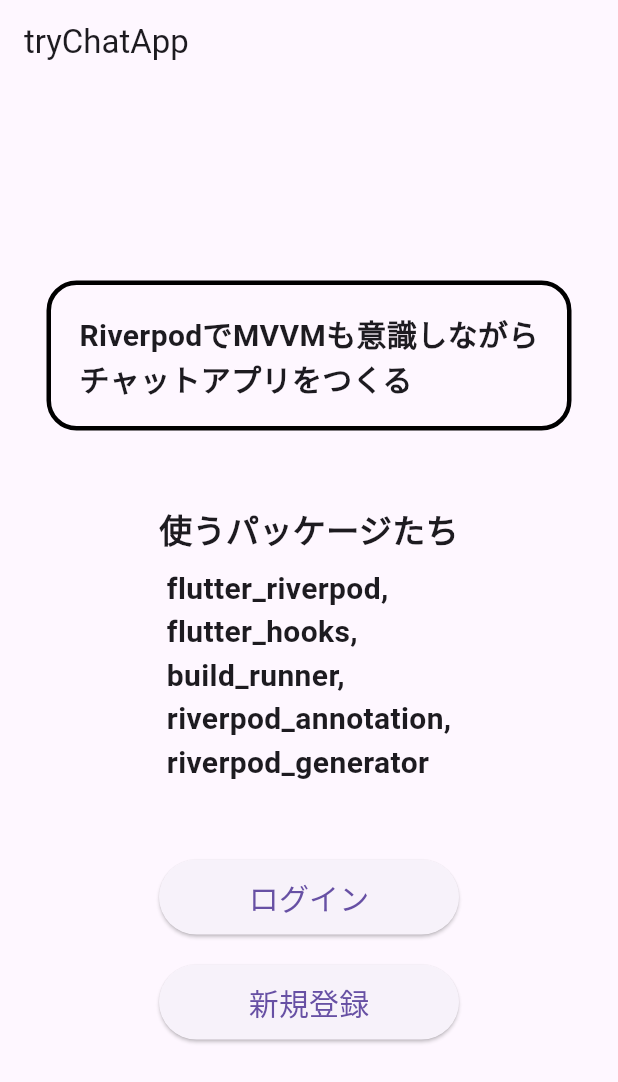
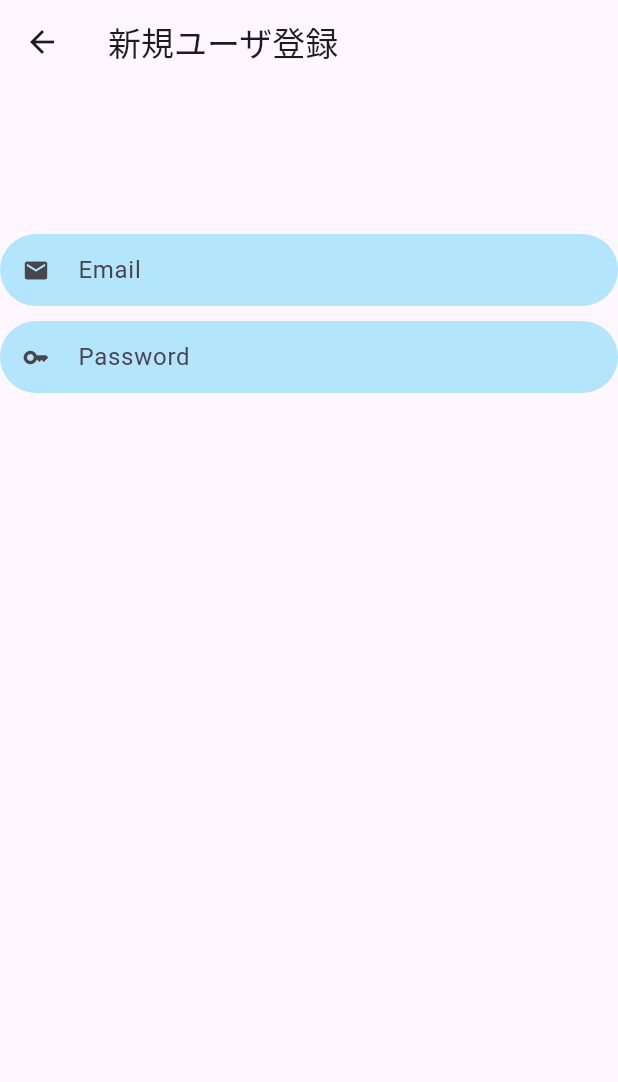
Before and after one commit to bang400/tryChatApp, a Flutter app: the screen it shows after launch, after a tap on "新規登録", on a phone screen of 412 x 824 dp. Shown: the top 1082 px of the screen. Run offline on Flutter 3.47's test engine with Material 3 defaults, Android fonts, the phone set to English and light mode, and no system bars; our stand-ins replace firebase_auth, firebase_core, flutter_riverpod; accounts and stored records are empty; generated files the repository leaves out were written again; Roboto replaces fonts that are missing (NotoSansJP).

Commit message:
add: 新規ユーザー登録画面を作成

```diff
--- a/lib/main.dart
+++ b/lib/main.dart
@@ -1,3 +1,4 @@
+import 'package:firebase_auth/firebase_auth.dart';
 import 'package:flutter/material.dart';
 import 'package:flutter_riverpod/flutter_riverpod.dart';
 import 'pages/chat/view/chat_page.dart';
@@ -10,6 +11,8 @@ void main() async {
   const app = MyApp();
   const scope = ProviderScope(child: app);
 
+  // フレームワークとFlutterエンジンを結びつける接着剤のような役割をする
+  WidgetsFlutterBinding.ensureInitialized();
   // Firebase初期化処理
   await Firebase.initializeApp(
     options: DefaultFirebaseOptions.currentPlatform,
@@ -23,10 +26,14 @@ class MyApp extends StatelessWidget {
 
   @override
   Widget build(BuildContext context) {
+    // firebaseユーザーのログイン状態を管理
+    final user = FirebaseAuth.instance.currentUser;
+
     return MaterialApp(
-      debugShowCheckedModeBanner: false,
+      debugShowCheckedModeBanner: false, // キーボード出してから戻ると出るエラーに対処する
       theme: ThemeData(fontFamily: 'NotoSansJP'),
       home: Scaffold(
+        resizeToAvoidBottomInset: false,
         appBar: AppBar(
           title: const Text('tryChatApp'),
         ),
--- /dev/null
+++ b/lib/pages/auth/create_user_page.dart
@@ -0,0 +1,64 @@
+import 'package:flutter/material.dart';
+
+class CreateUserPage extends StatelessWidget {
+  const CreateUserPage({super.key});
+
+  @override
+  Widget build(BuildContext context) {
+    // Emailフォーム
+    final emailTextForm = TextFormField(
+      // onUserInteractionはユーザが入力したときにバリデーションを行う
+      autovalidateMode: AutovalidateMode.onUserInteraction,
+      decoration: InputDecoration(
+        hintText: 'Email',
+        fillColor: Colors.lightBlue[100],
+        filled: true,
+        isDense: true,
+        prefixIcon: const Icon(Icons.mail),
+        border: OutlineInputBorder(
+          borderRadius: BorderRadius.circular(32),
+          borderSide: BorderSide.none,
+        ),
+      ),
+      validator: (value) {},
+      onChanged: (text) {},
+    );
+
+    // パスワードフォーム
+    final passwordTextForm = TextFormField(
+      // onUserInteractionはユーザが入力したときにバリデーションを行う
+      autovalidateMode: AutovalidateMode.onUserInteraction,
+      decoration: InputDecoration(
+        hintText: 'Password',
+        fillColor: Colors.lightBlue[100],
+        filled: true,
+        isDense: true,
+        prefixIcon: const Icon(Icons.key),
+        border: OutlineInputBorder(
+          borderRadius: BorderRadius.circular(32),
+          borderSide: BorderSide.none,
+        ),
+      ),
+      validator: (value) {},
+      onChanged: (text) {},
+    );
+
+    return Scaffold(
+      appBar: AppBar(
+        title: const Text('新規ユーザ登録'),
+      ),
+      body: Column(
+        children: [
+          const SizedBox(
+            height: 100,
+          ),
+          emailTextForm,
+          const SizedBox(
+            height: 10,
+          ),
+          passwordTextForm
+        ],
+      ),
+    );
+  }
+}
--- a/lib/pages/home_page.dart
+++ b/lib/pages/home_page.dart
@@ -1,4 +1,6 @@
 import 'package:flutter/material.dart';
+import 'package:try_chat_app/model/auth/auth.dart';
+import 'package:try_chat_app/pages/auth/create_user_page.dart';
 
 // ログイン中→　チャットページへ
 // 初回インストール時、ログアウト時点→　ホームページへ
@@ -49,7 +51,11 @@ class HomePage extends StatelessWidget {
 
     // 新規登録ボタン
     final createButton = ElevatedButton(
-        onPressed: () {},
+        onPressed: () {
+          Navigator.of(context).push(MaterialPageRoute(builder: (context) {
+            return const CreateUserPage();
+          }));
+        },
         // style: ElevatedButton.styleFrom(minimumSize: const Size(200, double.infinity)),
         style: ElevatedButton.styleFrom(
             minimumSize: const Size(200, 50),
```
Also changed, not shown: lib/model/auth/auth.dart (added, +24 -0 lines), lib/pages/auth/sign_in_page.dart (+13 -0 lines), 1 other file.
